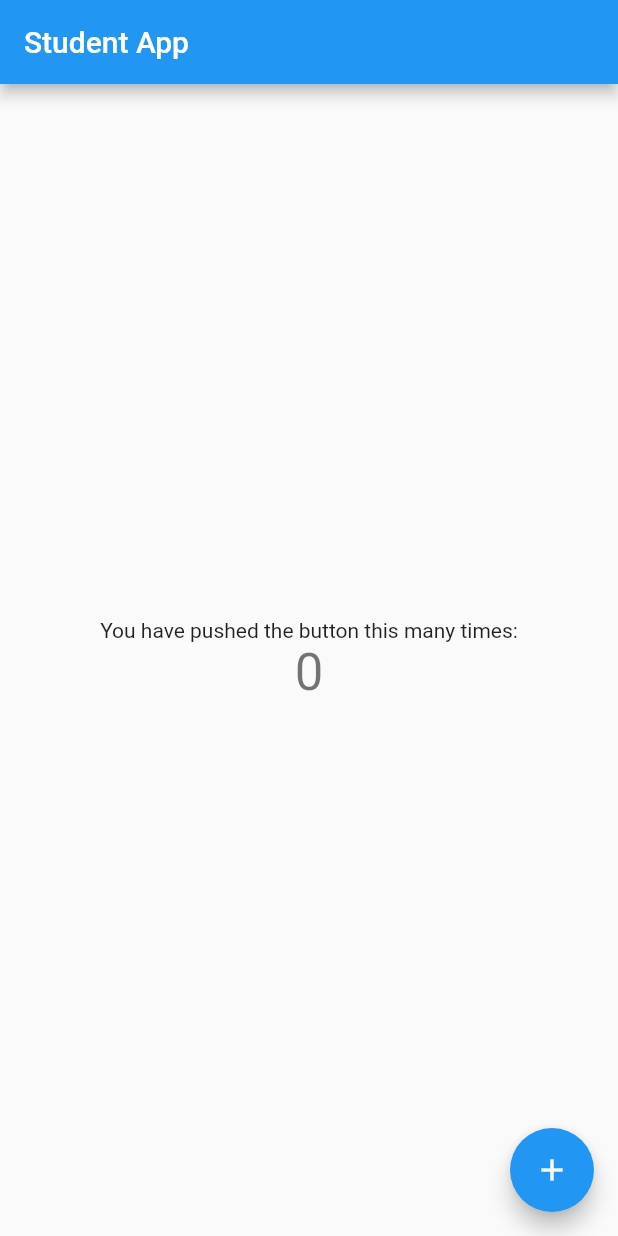
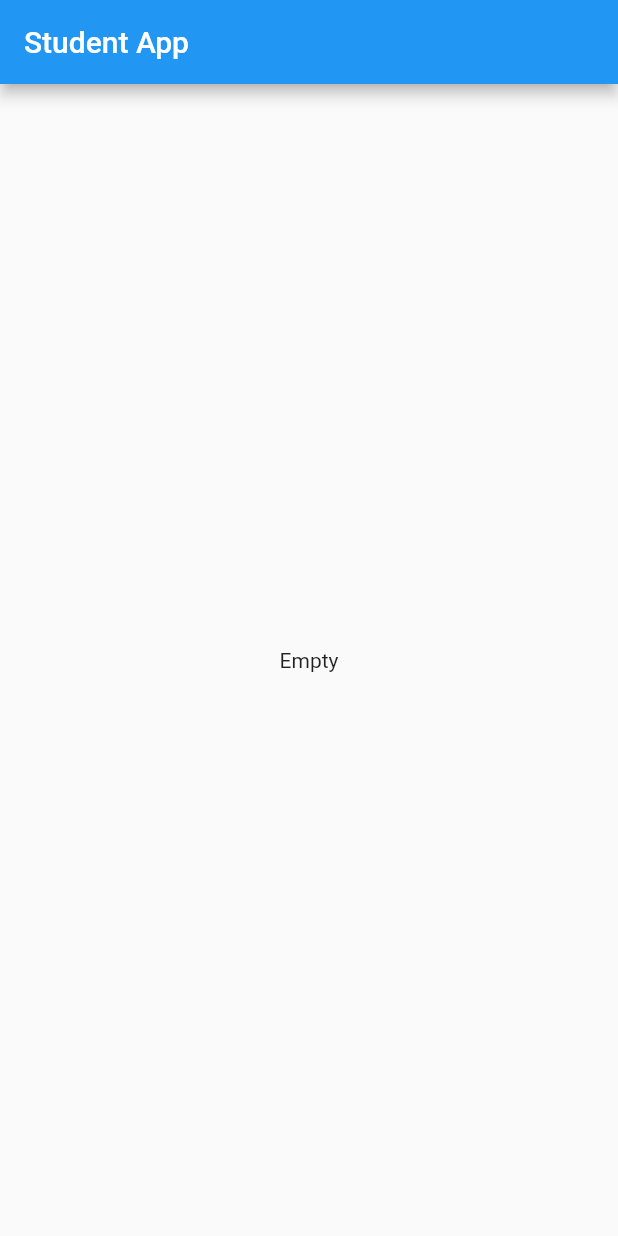
Before and after one commit to NehemiahLimo/StudentApp, a Flutter app: the screen it shows after launch, on a phone screen of 412 x 824 dp. Run offline on Flutter 3.47's test engine with Material 2 defaults, Android fonts, the phone set to English and light mode, and no system bars; network calls fail.

Commit message:
Fetch student

```diff
--- /dev/null
+++ b/lib/Models/api_services.dart
@@ -0,0 +1,9 @@
+import 'dart:convert' as convert;
+import 'package:http/http.dart' as http;
+class APIService{
+  static String url = 'https://localhost:44378/api/studentdata';
+
+  static Future fetchStudent() async{
+    return await http.get(url);
+  }
+}
--- /dev/null
+++ b/lib/Models/student.dart
@@ -0,0 +1,46 @@
+class Student{
+  int _id;
+  String _firstname;
+  String _lastname;
+  int _gender;
+
+  Student(this._firstname, this._lastname, this._gender);
+  Student.WithId(this._id,this._firstname, this._lastname, this._gender);
+
+  int get Id =>_id;
+  String get firstName =>_firstname;
+  String get lastName =>lastName;
+  int get gender => _gender;
+
+  set firstName(String newFirstName){
+    _firstname = newFirstName;
+  }
+  set lastName(String newLastName){
+    _lastname  = newLastName;
+  }
+  set gender(int newGender){
+    _gender = newGender;
+  }
+
+  Map<String,dynamic> toMap(){
+    var map = Map<String, dynamic>();
+    map["firstName"] = _firstname;
+    map["lastName"] = _lastname;
+    map["gender"] = _gender;
+
+    if(_id ==null){
+      map["id"] = _id;
+    }
+    return map;
+  }
+
+  Student.fromObject(dynamic o){
+    this._id= o["id"];
+    this._firstname= o["_firstname"];
+    this._lastname= o["_lastname"];
+    this._gender= o["_gender"];
+
+
+  }
+
+}
--- /dev/null
+++ b/lib/UI/students_ui.dart
@@ -0,0 +1,53 @@
+import 'dart:convert';
+
+import 'package:flutter/material.dart';
+import 'package:student/Models/api_services.dart';
+import 'package:student/Models/student.dart';
+
+class Students extends StatefulWidget {
+  Students({Key key}):super(key:key);
+  @override
+  _StudentsState createState() => _StudentsState();
+}
+
+class _StudentsState extends State<Students> {
+  List<Student> students;
+
+  getStudent(){
+    APIService.fetchStudent().then((response){
+      Iterable list = json.decode(response.body);
+      List<Student> studentList = List<Student>();
+      studentList = list.map((model)=>Student.fromObject(model)).toList();
+
+      setState(() {
+        students = studentList;
+      });
+    });
+  }
+  @override
+  Widget build(BuildContext context) {
+    getStudent();
+    return Scaffold(
+      appBar: AppBar(
+        title: Text('Student App'),
+
+
+      ),
+      body: students==null? Center(child: Text('Empty')):
+      ListView.builder(itemCount:students.length,
+        itemBuilder:(context, index){
+        return Card(
+          color: Colors.white,
+            elevation: 2.0,
+          child: ListTile(
+            title: ListTile(
+              title: Text(students[index].firstName),
+              onTap: null,
+            ),
+          ),
+        );
+      },),
+
+    );
+  }
+}
--- a/lib/main.dart
+++ b/lib/main.dart
@@ -1,4 +1,5 @@
 import 'package:flutter/material.dart';
+import 'package:student/UI/students_ui.dart';
 
 void main() => runApp(MyApp());
 
@@ -20,92 +21,7 @@ class MyApp extends StatelessWidget {
         // is not restarted.
         primarySwatch: Colors.blue,
       ),
-      home: MyHomePage(title: 'Student App'),
+        home: Students(),
     );
   }
 }
-
-class MyHomePage extends StatefulWidget {
-  MyHomePage({Key key, this.title}) : super(key: key);
-
-  // This widget is the home page of your application. It is stateful, meaning
-  // that it has a State object (defined below) that contains fields that affect
-  // how it looks.
-
-  // This class is the configuration for the state. It holds the values (in this
-  // case the title) provided by the parent (in this case the App widget) and
-  // used by the build method of the State. Fields in a Widget subclass are
-  // always marked "final".
-
-  final String title;
-
-  @override
-  _MyHomePageState createState() => _MyHomePageState();
-}
-
-class _MyHomePageState extends State<MyHomePage> {
-  int _counter = 0;
-
-  void _incrementCounter() {
-    setState(() {
-      // This call to setState tells the Flutter framework that something has
-      // changed in this State, which causes it to rerun the build method below
-      // so that the display can reflect the updated values. If we changed
-      // _counter without calling setState(), then the build method would not be
-      // called again, and so nothing would appear to happen.
-      _counter++;
-    });
-  }
-
-  @override
-  Widget build(BuildContext context) {
-    // This method is rerun every time setState is called, for instance as done
-    // by the _incrementCounter method above.
-    //
-    // The Flutter framework has been optimized to make rerunning build methods
-    // fast, so that you can just rebuild anything that needs updating rather
-    // than having to individually change instances of widgets.
-    return Scaffold(
-      appBar: AppBar(
-        // Here we take the value from the MyHomePage object that was created by
-        // the App.build method, and use it to set our appbar title.
-        title: Text(widget.title),
-      ),
-      body: Center(
-        // Center is a layout widget. It takes a single child and positions it
-        // in the middle of the parent.
-        child: Column(
-          // Column is also a layout widget. It takes a list of children and
-          // arranges them vertically. By default, it sizes itself to fit its
-          // children horizontally, and tries to be as tall as its parent.
-          //
-          // Invoke "debug painting" (press "p" in the console, choose the
-          // "Toggle Debug Paint" action from the Flutter Inspector in Android
-          // Studio, or the "Toggle Debug Paint" command in Visual Studio Code)
-          // to see the wireframe for each widget.
-          //
-          // Column has various properties to control how it sizes itself and
-          // how it positions its children. Here we use mainAxisAlignment to
-          // center the children vertically; the main axis here is the vertical
-          // axis because Columns are vertical (the cross axis would be
-          // horizontal).
-          mainAxisAlignment: MainAxisAlignment.center,
-          children: <Widget>[
-            Text(
-              'You have pushed the button this many times:',
-            ),
-            Text(
-              '$_counter',
-              style: Theme.of(context).textTheme.display1,
-            ),
-          ],
-        ),
-      ),
-      floatingActionButton: FloatingActionButton(
-        onPressed: _incrementCounter,
-        tooltip: 'Increment',
-        child: Icon(Icons.add),
-      ), // This trailing comma makes auto-formatting nicer for build methods.
-    );
-  }
-}
--- a/pubspec.yaml
+++ b/pubspec.yaml
@@ -19,6 +19,7 @@ environment:
 dependencies:
   flutter:
     sdk: flutter
+  http: ^0.12.2
 
   # The following adds the Cupertino Icons font to your application.
   # Use with the CupertinoIcons class for iOS style icons.
```
Also changed, not shown: pubspec.lock, 1 other file.
